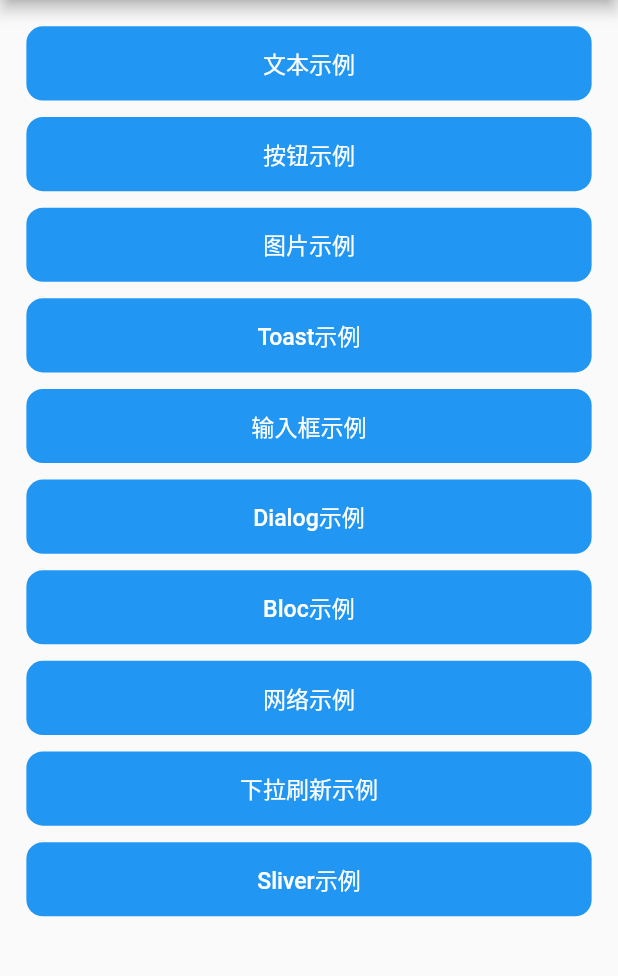
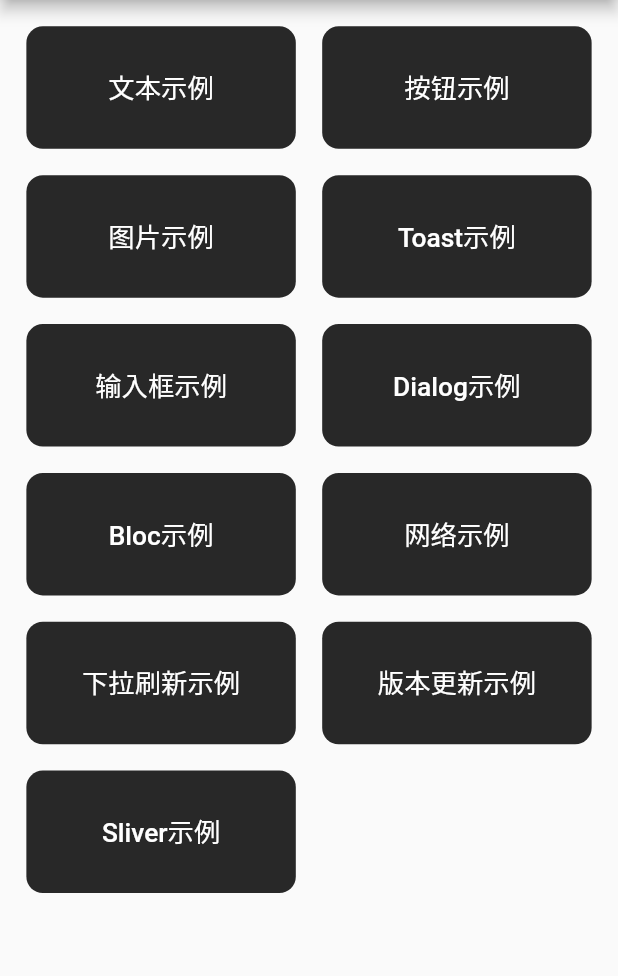
Before and after one commit to azhon/todo_flutter, a Flutter app: the screen it shows after launch, on a phone screen of 412 x 824 dp, the part 84-1060 px from its top. Run offline on Flutter 3.47's test engine with Material 2 defaults, Android fonts, the phone set to English and light mode, and no system bars; our stand-ins replace dio, extended_image, extended_nested_scroll_view, fluro, flutter_bloc, flutter_screenutil and 4 more; missing offline and left inert: flutter_app_update, module_bridge; project files that could hold a hidden picture were left out.

Commit message:
增加版本更新示例

```diff
--- a/example/lib/common/route/module_route.dart
+++ b/example/lib/common/route/module_route.dart
@@ -4,6 +4,7 @@
 /// @author azhon
 import 'package:todo_flutter/todo_flutter.dart';
 import 'package:todo_flutter_example/generated/route/example_route.dart';
+import 'package:todo_flutter_example/view/app_update_page.dart';
 import 'package:todo_flutter_example/view/bloc_page.dart';
 import 'package:todo_flutter_example/view/button_page.dart';
 import 'package:todo_flutter_example/view/dialog_page.dart';
@@ -54,6 +55,10 @@ class ModuleRoute {
         (Map<String, dynamic> map) {
       return const RefreshPage();
     });
+    RouterUtil.instance.addRoute(ExampleRoute.appUpdatePage,
+        (Map<String, dynamic> map) {
+      return const AppUpdatePage();
+    });
     RouterUtil.instance.addRoute(ExampleRoute.sliverPage,
         (Map<String, dynamic> map) {
       return const SliverPage();
--- a/example/lib/main.dart
+++ b/example/lib/main.dart
@@ -1,3 +1,5 @@
+import 'dart:math';
+
 import 'package:flutter/material.dart';
 import 'package:todo_flutter/todo_flutter.dart';
 import 'package:todo_flutter/todo_app.dart';
@@ -32,6 +34,7 @@ class _MyHomePageState extends BaseState<MyHomePage> {
     ['Bloc示例', ExampleRoute.blocPage],
     ['网络示例', ExampleRoute.netPage],
     ['下拉刷新示例', ExampleRoute.refreshPage],
+    ['版本更新示例', ExampleRoute.appUpdatePage],
     ['Sliver示例', ExampleRoute.sliverPage],
   ];
 
@@ -41,16 +44,19 @@ class _MyHomePageState extends BaseState<MyHomePage> {
       appBar: AppBar(
         title: const Text('TODO-Flutter'),
       ),
-      body: Padding(
+      body: GridView.builder(
+        itemCount: routes.length,
         padding: symmetric(16, 16),
-        child: ListView.builder(
-          itemCount: routes.length,
-          itemBuilder: (context, index) {
-            return CommonButton(
-              routes[index].first,
-              margin: only(bottom: 10),
-              radius: 10,
-              onPressed: () {
+        gridDelegate: SliverGridDelegateWithFixedCrossAxisCount(
+          crossAxisCount: 2,
+          childAspectRatio: 2.2,
+          mainAxisSpacing: setWidth(16),
+          crossAxisSpacing: setWidth(16),
+        ),
+        itemBuilder: (_, index) {
+          final item = routes[index];
+          return CommonClickWidget(
+            singleClick: () {
               RouterUtil.instance
                   .build(routes[index].last)
                   .withString('key-s', null)
@@ -58,9 +64,26 @@ class _MyHomePageState extends BaseState<MyHomePage> {
                   .withNum('key-n', 3)
                   .navigate();
             },
+            child: Container(
+              alignment: Alignment.center,
+              decoration: BoxDecoration(
+                color: Color.fromRGBO(
+                  Random().nextInt(255),
+                  Random().nextInt(255),
+                  Random().nextInt(255),
+                  1,
+                ),
+                borderRadius: BorderRadius.circular(setRadius(10)),
+              ),
+              child: CommonText(
+                item.first,
+                color: Colors.white,
+                fontSize: 16,
+                fontWeight: FontWeight.w500,
+              ),
+            ),
           );
         },
-        ),
       ),
     );
   }
--- a/lib/todo_flutter.dart
+++ b/lib/todo_flutter.dart
@@ -51,3 +51,4 @@ export 'src/util/preference_util.dart';
 export 'package:dio/dio.dart';
 export 'package:flutter_bloc/flutter_bloc.dart';
 export 'package:fluttertoast/fluttertoast.dart';
+export 'package:module_bridge/module_bridge.dart';
```
Also changed, not shown: example/lib/view/app_update_page.dart (added, +73 -0 lines), example/lib/generated/route/example_route.dart, example/pubspec.lock. Lines whose indentation alone changed are shown as unchanged.
